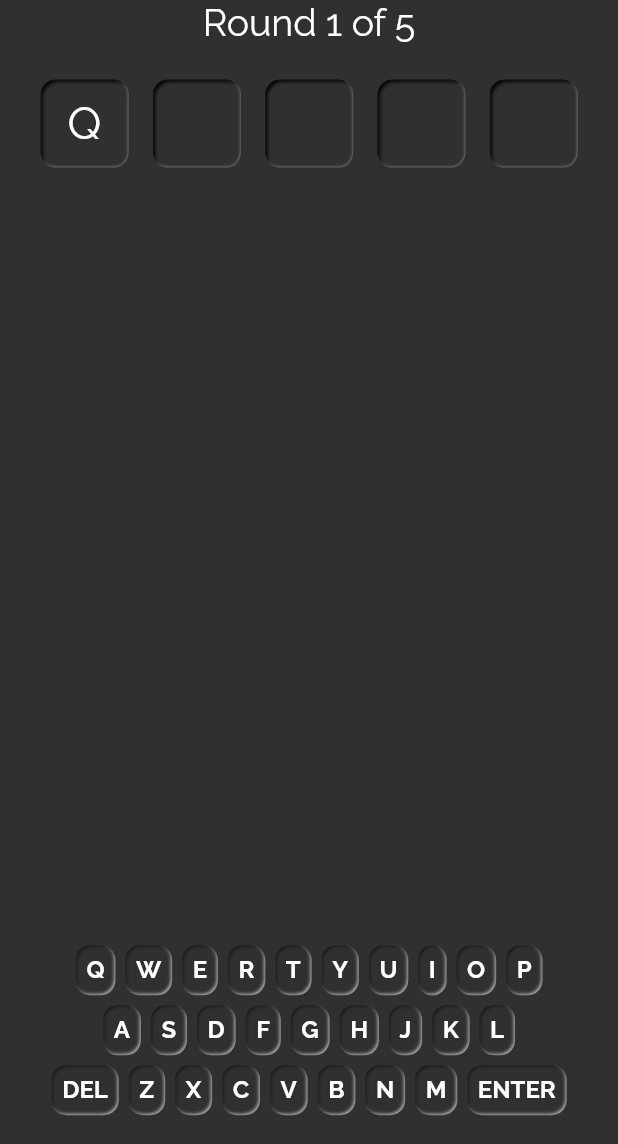
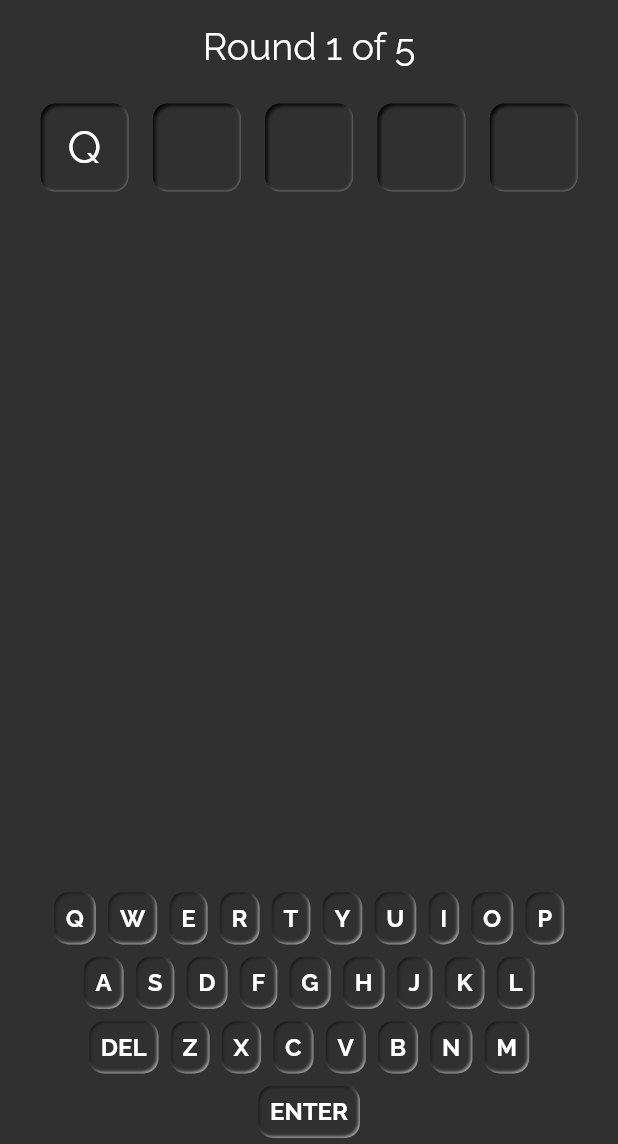
Before and after one commit to pawelwiklo/guess-the-word, a Flutter app: the screen it shows after launch, after a tap on an icon or button, on a phone screen of 412 x 824 dp, the part 92-1236 px from its top. Run offline on Flutter 3.47's test engine with Material 2 defaults, Android fonts, the light colour scheme and no system bars; our stand-ins replace flutter_inset_box_shadow, google_fonts.

Commit message:
Word not in list widget

```diff
--- a/lib/models/keyboard_key.dart
+++ b/lib/models/keyboard_key.dart
@@ -4,7 +4,8 @@ import 'package:wordle_neumorphism/constraints.dart';
 List<List<String>> keyboardLetters = [
   ['Q', 'W', 'E', 'R', 'T', 'Y', 'U', 'I', 'O', 'P'],
   ['A', 'S', 'D', 'F', 'G', 'H', 'J', 'K', 'L'],
-  ['DEL', 'Z', 'X', 'C', 'V', 'B', 'N', 'M', 'ENTER'],
+  ['DEL', 'Z', 'X', 'C', 'V', 'B', 'N', 'M'],
+  ['ENTER'],
 ];
 
 enum KeyState {
--- a/lib/providers/game_provider.dart
+++ b/lib/providers/game_provider.dart
@@ -25,17 +25,29 @@ class GameProvider extends ChangeNotifier {
   int get currentRowIndex => _currentRowIndex;
   GameState gameState = GameState.running;
 
+  bool wordNotInDictionary = false;
+
   void handleInput(
       {required String letter,
       required KeyboardProvider handler,
       required BuildContext ctx}) {
     if (letter == 'DEL') {
+      if (board[currentRowIndex][wordLength - 1].value != '') {
+        handler.setStateForLetter('DEL');
+      }
       removeLastLetter();
+      wordNotInDictionary = false;
       notifyListeners();
       return;
     }
     if (letter == 'ENTER') {
       if (canAddLetter()) return;
+      if (!isWord()) {
+        wordNotInDictionary = true;
+        handler.setStateForLetter('DEL');
+        notifyListeners();
+        return;
+      }
       submitWord(handler: handler.setStateForLetter);
       checkWin();
       if (gameState == GameState.running) {
@@ -95,6 +107,12 @@ class GameProvider extends ChangeNotifier {
     }
   }
 
+  bool isWord() {
+    String userInput =
+        board[currentRowIndex].map((e) => e.value).toList().join();
+    return words.contains(userInput.toLowerCase());
+  }
+
   void addNextRow(BuildContext ctx) {
     bool canAddNextRow = _currentRowIndex != (numberOfRounds - 1);
     if (canAddNextRow) {
--- a/lib/providers/keyboard_provider.dart
+++ b/lib/providers/keyboard_provider.dart
@@ -1,4 +1,5 @@
 import 'package:flutter/material.dart';
+import 'package:wordle_neumorphism/constraints.dart';
 import 'package:wordle_neumorphism/models/keyboard_key.dart';
 
 class KeyboardProvider extends ChangeNotifier {
@@ -8,6 +9,16 @@ class KeyboardProvider extends ChangeNotifier {
   void setStateForLetter(String letter) {
     KeyboardKey kk =
         keys.expand((i) => i).toList().where((e) => e.letter == letter).first;
+
+    if (kk.letter == 'DEL') {
+      if (kk.color != Colors.orange) {
+        kk.color = Colors.orange;
+        return;
+      } else {
+        kk.color = keyboardBg;
+        return;
+      }
+    }
     kk.setKeyState(KeyState.notExistingInWord);
   }
 
--- /dev/null
+++ b/lib/screens/GameScreen/components/error_message.dart
@@ -0,0 +1,45 @@
+import 'package:flutter/material.dart';
+import 'package:provider/provider.dart';
+import 'package:wordle_neumorphism/constraints.dart';
+import 'package:wordle_neumorphism/providers/game_provider.dart';
+
+class ErrorMessage extends StatelessWidget {
+  const ErrorMessage({Key? key}) : super(key: key);
+
+  @override
+  Widget build(BuildContext context) {
+    GameProvider gameProvider = Provider.of<GameProvider>(context);
+    bool visible = gameProvider.wordNotInDictionary;
+    return AnimatedOpacity(
+      opacity: visible ? 1.0 : 0.0,
+      duration: defaultDuration,
+      child: Container(
+        margin: const EdgeInsets.all(defaultPadding / 2),
+        decoration: BoxDecoration(
+          borderRadius: BorderRadius.circular(10),
+          color: Theme.of(context).scaffoldBackgroundColor,
+          boxShadow: const [
+            BoxShadow(
+              blurRadius: 5,
+              offset: Offset(0, 0),
+              color: Colors.cyan,
+            ),
+            BoxShadow(
+              blurRadius: 5,
+              offset: Offset(2, 2),
+              color: Colors.black87,
+            ),
+          ],
+        ),
+        child: const SizedBox(
+          child: Center(
+            child: Text(
+              "Word not in dictionary",
+              style: TextStyle(fontSize: 30, fontWeight: FontWeight.w400),
+            ),
+          ),
+        ),
+      ),
+    );
+  }
+}
--- a/lib/screens/GameScreen/components/keyboard.dart
+++ b/lib/screens/GameScreen/components/keyboard.dart
@@ -19,7 +19,8 @@ class Keyboard extends StatelessWidget {
         KeyboardRow(keys: keys[0]),
         KeyboardRow(keys: keys[1]),
         KeyboardRow(keys: keys[2]),
-        const SizedBox(height: defaultPadding),
+        KeyboardRow(keys: keys[3]),
+        // const SizedBox(height: defaultPadding),
       ],
     );
   }
@@ -68,7 +69,7 @@ class _KeyboardRowState extends State<KeyboardRow> {
           child: AnimatedContainer(
             duration: defaultDuration,
             padding: padding,
-            margin: const EdgeInsets.all(defaultPadding / 5),
+            margin: const EdgeInsets.all(defaultPadding / 4),
             decoration: BoxDecoration(
               color: key.color,
               // border: Border.all(),
@@ -109,9 +110,9 @@ class _KeyboardRowState extends State<KeyboardRow> {
   double getDividerValue(double screenWidth) {
     double divider = 1;
     if (screenWidth <= 500 && screenWidth > 320) {
-      divider = 2.2;
+      divider = 2;
     } else if (screenWidth <= 320) {
-      divider = 5;
+      divider = 4;
     }
     return divider;
   }
--- a/lib/screens/GameScreen/game_screen.dart
+++ b/lib/screens/GameScreen/game_screen.dart
@@ -1,8 +1,10 @@
 import 'package:flutter/material.dart';
 import 'package:provider/provider.dart';
+import 'package:wordle_neumorphism/constraints.dart';
 import 'package:wordle_neumorphism/providers/game_provider.dart';
 import 'package:wordle_neumorphism/providers/keyboard_provider.dart';
 import 'package:wordle_neumorphism/screens/GameScreen/components/board.dart';
+import 'package:wordle_neumorphism/screens/GameScreen/components/error_message.dart';
 import 'package:wordle_neumorphism/screens/GameScreen/components/header_text.dart';
 import 'package:wordle_neumorphism/screens/GameScreen/components/keyboard.dart';
 import 'package:wordle_neumorphism/screens/GameScreen/components/round_counter.dart';
@@ -19,19 +21,19 @@ class GameScreen extends StatelessWidget {
       ],
       child: SafeArea(
         child: Scaffold(
-          body: SingleChildScrollView(
-            child: SizedBox(
+          body: SizedBox(
             height: MediaQuery.of(context).size.height,
             child: Column(
               children: [
                 if (MediaQuery.of(context).size.height > 650)
                   const HeaderText(),
+                const SizedBox(height: defaultPadding),
                 const RoundCounter(),
                 const Board(),
                 const Spacer(),
+                const ErrorMessage(),
                 const Keyboard(),
               ],
-              ),
             ),
           ),
         ),
```
Lines whose indentation alone changed are shown as unchanged.
